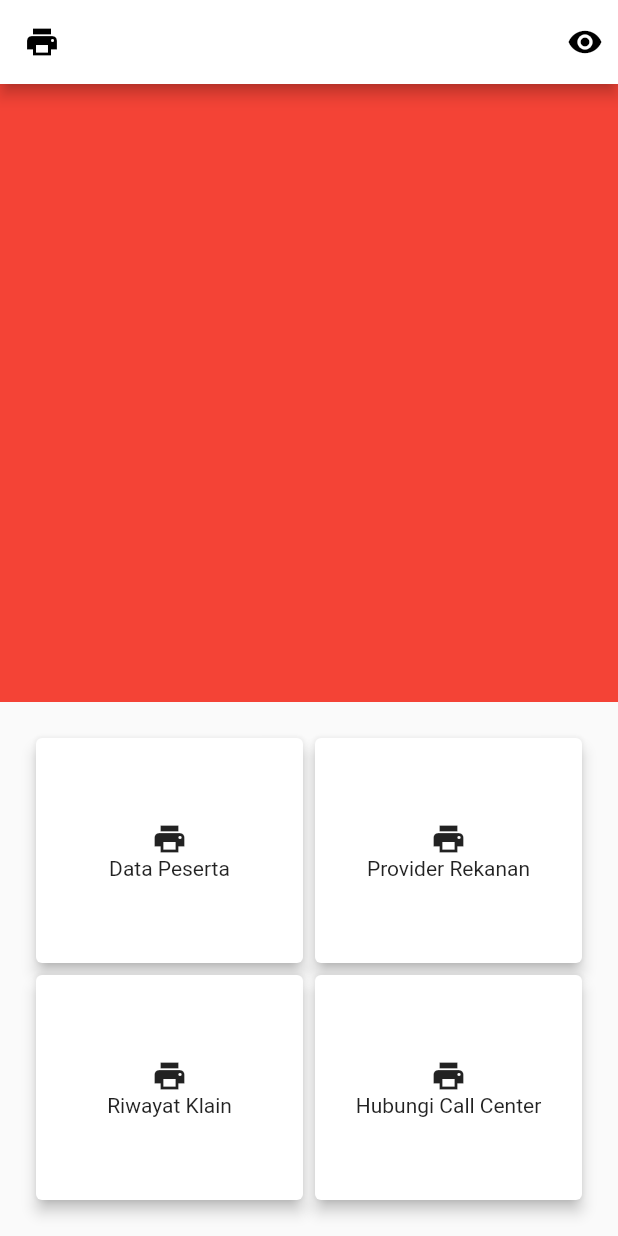
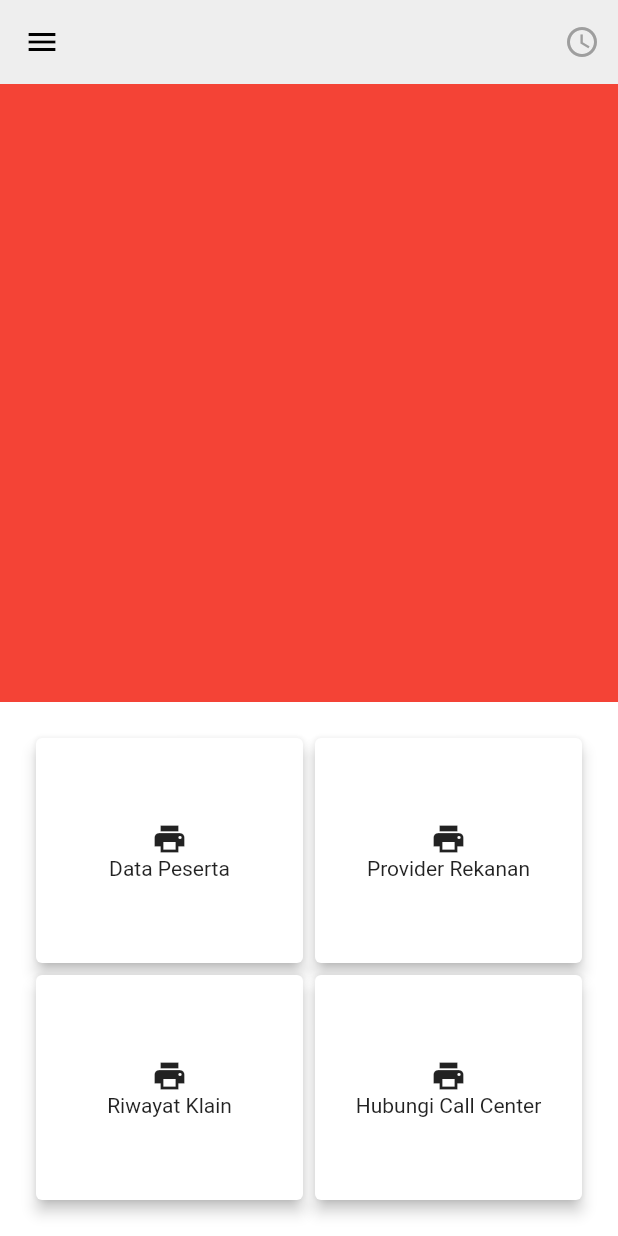
Before and after one commit to enobyte/jasindo, a Flutter app: the MainMenu screen opened by its route, on a phone screen of 412 x 824 dp. Run offline on Flutter 3.47's test engine with Material 2 defaults, Android fonts, the phone set to English and light mode, and no system bars; our stand-ins replace rxdart.

Commit message:
add side menu

```diff
--- a/lib/src/ui/main_menu/main_menu.dart
+++ b/lib/src/ui/main_menu/main_menu.dart
@@ -1,4 +1,6 @@
 import 'package:flutter/material.dart';
+import 'package:jasindo_app/src/ui/main_menu/side_menu.dart';
+import 'package:jasindo_app/widgets/ZoomScaffold.dart';
 
 class MainMenu extends StatefulWidget {
   @override
@@ -11,13 +13,20 @@ class MainMenuState extends State<MainMenu> {
   @override
   Widget build(BuildContext context) {
     return Scaffold(
-      appBar: AppBar(
-        iconTheme: IconThemeData(color: Colors.black),
-        backgroundColor: Colors.white,
-        leading: Icon(Icons.print),
-        actions: <Widget>[Icon(Icons.remove_red_eye), SizedBox(width: 10)],
+//      appBar: AppBar(
+//        iconTheme: IconThemeData(color: Colors.black),
+//        backgroundColor: Colors.white,
+//        leading: Icon(Icons.print),
+//        actions: <Widget>[Icon(Icons.remove_red_eye), SizedBox(width: 10)],
+//      ),
+      body: ZoomScaffold(
+        menuScreen: MenuScreen(),
+        contentScreen: Layout(
+            contentBuilder: (context) => Container(
+                  color: Colors.white,
+                  child: _scaleWidget(),
+                )),
       ),
-      body: _scaleWidget(),
     );
   }
 
--- /dev/null
+++ b/lib/src/ui/main_menu/side_menu.dart
@@ -0,0 +1,83 @@
+import 'package:flutter/material.dart';
+
+class MenuScreen extends StatelessWidget {
+
+  final List<MenuItem> options = [
+    MenuItem(Icons.search, 'Buku Panduan'),
+    MenuItem(Icons.shopping_basket, 'Berita'),
+    MenuItem(Icons.favorite, 'Informasi'),
+    MenuItem(Icons.code, 'Tentang Kami'),
+    MenuItem(Icons.format_list_bulleted, 'Pengaturan'),
+  ];
+
+  @override
+  Widget build(BuildContext context) {
+    return Container(
+      padding: EdgeInsets.only(
+          top: 100,
+          left: 30,
+          bottom: 8,
+          right: MediaQuery.of(context).size.width / 2.9),
+      color: Colors.white,
+      child: Column(
+        crossAxisAlignment: CrossAxisAlignment.start,
+        children: <Widget>[
+          Container(
+            margin: EdgeInsets.only(bottom: 20, left: 15),
+            child: Column(
+              crossAxisAlignment: CrossAxisAlignment.start,
+              children: <Widget>[
+                Text(
+                  'Selamat Datang',
+                  style: TextStyle(
+                    color: Colors.black,
+                    fontSize: 20,
+                  ),
+                ),
+                Text(
+                  'Tatiana',
+                  style: TextStyle(
+                    color: Colors.black,
+                    fontSize: 20,
+                  ),
+                )
+              ],
+            ),
+          ),
+          Column(
+            children: options
+                .asMap()
+                .map((index, item) => MapEntry(
+                    index,
+                    ListTile(
+                      onTap: () {
+                        debugPrint(index.toString());
+                      },
+                      leading: Icon(
+                        item.icon,
+                        color: Colors.black,
+                        size: 20,
+                      ),
+                      title: Text(
+                        item.title,
+                        style: TextStyle(
+                            fontSize: 14,
+                            fontWeight: FontWeight.bold,
+                            color: Colors.black),
+                      ),
+                    )))
+                .values
+                .toList(),
+          ),
+        ],
+      ),
+    );
+  }
+}
+
+class MenuItem {
+  String title;
+  IconData icon;
+
+  MenuItem(this.icon, this.title);
+}
--- /dev/null
+++ b/lib/widgets/ZoomScaffold.dart
@@ -0,0 +1,255 @@
+import 'package:flutter/material.dart';
+
+class ZoomScaffold extends StatefulWidget {
+
+  final Widget menuScreen;
+  final Layout contentScreen;
+
+  ZoomScaffold({
+    this.menuScreen,
+    this.contentScreen,
+  });
+
+  @override
+  _ZoomScaffoldState createState() => new _ZoomScaffoldState();
+}
+
+class _ZoomScaffoldState extends State<ZoomScaffold> with TickerProviderStateMixin {
+
+  MenuController menuController;
+  Curve scaleDownCurve = new Interval(0.0, 0.3, curve: Curves.easeOut);
+  Curve scaleUpCurve = new Interval(0.0, 1.0, curve: Curves.easeOut);
+  Curve slideOutCurve = new Interval(0.0, 1.0, curve: Curves.easeOut);
+  Curve slideInCurve = new Interval(0.0, 1.0, curve: Curves.easeOut);
+
+  @override
+  void initState() {
+    super.initState();
+
+    menuController = new MenuController(
+      vsync: this,
+    )
+      ..addListener(() => setState(() {}));
+  }
+
+  @override
+  void dispose() {
+    menuController.dispose();
+    super.dispose();
+  }
+
+  createContentDisplay() {
+    return zoomAndSlideContent(
+        new Container(
+          child: new Scaffold(
+            backgroundColor: Colors.transparent,
+            appBar: new AppBar(
+              backgroundColor: Colors.grey[200],
+              elevation: 0.0,
+              leading: new IconButton(
+                  icon: new Icon(Icons.menu, color: Colors.black,),
+                  onPressed: () {
+                    menuController.toggle();
+                  }
+              ),
+              actions: <Widget>[
+                IconButton(
+                  onPressed: (){},
+                  icon: Icon(Icons.access_time, color: Colors.grey,),
+                )
+              ],
+            ),
+            body: widget.contentScreen.contentBuilder(context),
+          ),
+        )
+    );
+  }
+
+  zoomAndSlideContent(Widget content) {
+    var slidePercent, scalePercent;
+    switch (menuController.state) {
+      case MenuState.closed:
+        slidePercent = 0.0;
+        scalePercent = 0.0;
+        break;
+      case MenuState.open:
+        slidePercent = 1.0;
+        scalePercent = 1.0;
+        break;
+      case MenuState.opening:
+        slidePercent = slideOutCurve.transform(menuController.percentOpen);
+        scalePercent = scaleDownCurve.transform(menuController.percentOpen);
+        break;
+      case MenuState.closing:
+        slidePercent = slideInCurve.transform(menuController.percentOpen);
+        scalePercent = scaleUpCurve.transform(menuController.percentOpen);
+        break;
+    }
+
+    final slideAmount = 275.0 * slidePercent;
+    final contentScale = 1.0 - (0.2 * scalePercent);
+    final cornerRadius = 16.0 * menuController.percentOpen;
+
+    return new Transform(
+      transform: new Matrix4
+          .translationValues(slideAmount, 0.0, 0.0)
+        ..scale(contentScale, contentScale),
+      alignment: Alignment.centerLeft,
+      child: new Container(
+        decoration: new BoxDecoration(
+          boxShadow: [
+            new BoxShadow(
+              color: Colors.black12,
+              offset: const Offset(0.0, 5.0),
+              blurRadius: 15.0,
+              spreadRadius: 10.0,
+            ),
+          ],
+        ),
+        child: new ClipRRect(
+            borderRadius: new BorderRadius.circular(cornerRadius),
+            child: content
+        ),
+      ),
+    );
+  }
+
+  @override
+  Widget build(BuildContext context) {
+    return Stack(
+      children: [
+        Container(child: Scaffold(body: widget.menuScreen,),),
+        createContentDisplay()
+      ],
+    );
+  }
+}
+
+class ZoomScaffoldMenuController extends StatefulWidget {
+
+  final ZoomScaffoldBuilder builder;
+
+  ZoomScaffoldMenuController({
+    this.builder,
+  });
+
+  @override
+  ZoomScaffoldMenuControllerState createState() {
+    return new ZoomScaffoldMenuControllerState();
+  }
+}
+
+class ZoomScaffoldMenuControllerState extends State<ZoomScaffoldMenuController> {
+
+  MenuController menuController;
+
+  @override
+  void initState() {
+    super.initState();
+
+    menuController = getMenuController(context);
+    menuController.addListener(_onMenuControllerChange);
+  }
+
+  @override
+  void dispose() {
+    menuController.removeListener(_onMenuControllerChange);
+    super.dispose();
+  }
+
+  getMenuController(BuildContext context) {
+    final scaffoldState = context.ancestorStateOfType(
+        new TypeMatcher<_ZoomScaffoldState>()
+    ) as _ZoomScaffoldState;
+    return scaffoldState.menuController;
+  }
+
+  _onMenuControllerChange() {
+    setState(() {});
+  }
+
+  @override
+  Widget build(BuildContext context) {
+    return widget.builder(context, getMenuController(context));
+  }
+
+}
+
+typedef Widget ZoomScaffoldBuilder(
+    BuildContext context,
+    MenuController menuController
+    );
+
+class Layout {
+  final WidgetBuilder contentBuilder;
+
+  Layout({
+    this.contentBuilder,
+  });
+}
+
+class MenuController extends ChangeNotifier {
+  final TickerProvider vsync;
+  final AnimationController _animationController;
+  MenuState state = MenuState.closed;
+
+  MenuController({
+    this.vsync,
+  }) : _animationController = new AnimationController(vsync: vsync) {
+    _animationController
+      ..duration = const Duration(milliseconds: 250)
+      ..addListener(() {
+        notifyListeners();
+      })
+      ..addStatusListener((AnimationStatus status) {
+        switch (status) {
+          case AnimationStatus.forward:
+            state = MenuState.opening;
+            break;
+          case AnimationStatus.reverse:
+            state = MenuState.closing;
+            break;
+          case AnimationStatus.completed:
+            state = MenuState.open;
+            break;
+          case AnimationStatus.dismissed:
+            state = MenuState.closed;
+            break;
+        }
+        notifyListeners();
+      });
+  }
+
+  @override
+  dispose() {
+    _animationController.dispose();
+    super.dispose();
+  }
+
+  get percentOpen {
+    return _animationController.value;
+  }
+
+  open() {
+    _animationController.forward();
+  }
+
+  close() {
+    _animationController.reverse();
+  }
+
+  toggle() {
+    if (state == MenuState.open) {
+      close();
+    } else if (state == MenuState.closed) {
+      open();
+    }
+  }
+}
+
+enum MenuState {
+  closed,
+  opening,
+  open,
+  closing,
+}
```
